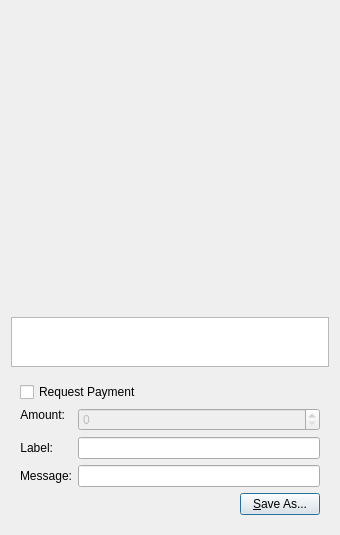
The window that src/qt/forms/qrcodedialog.ui (VegasCoin/vegascoin) describes before a commit, drawn with Qt 5.
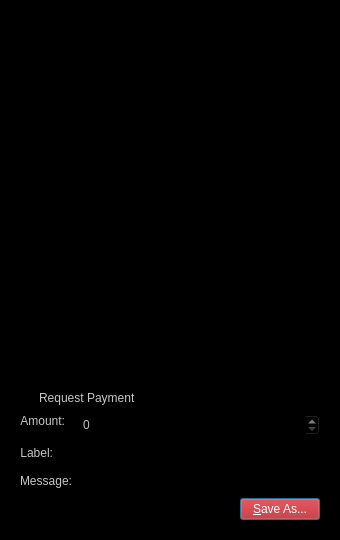
The same window after the commit. Custom widgets are drawn as their Qt base class.

Commit message: Updated forms to black background

Diff of the .ui file:
```diff
--- a/src/qt/forms/qrcodedialog.ui
+++ b/src/qt/forms/qrcodedialog.ui
@@ -7,12 +7,16 @@
     <x>0</x>
     <y>0</y>
     <width>340</width>
-    <height>530</height>
+    <height>540</height>
    </rect>
   </property>
   <property name="windowTitle">
    <string>QR Code Dialog</string>
   </property>
+  <property name="styleSheet">
+   <string notr="true">color: rgb(198, 198, 198);
+background-color: rgb(0, 0, 0);</string>
+  </property>
   <layout class="QVBoxLayout" name="verticalLayout_3">
    <item>
     <widget class="QLabel" name="lblQRCode">
@@ -171,6 +175,11 @@
         </item>
         <item>
          <widget class="QPushButton" name="btnSaveAs">
+          <property name="styleSheet">
+           <string notr="true">font: bold 9pt &quot;Sans Serif&quot;;
+color: rgb(255, 255, 255);
+background-color: rgb(183, 13, 13);</string>
+          </property>
           <property name="text">
            <string>&amp;Save As...</string>
           </property>
```
Left out of the diff: 1 changed line with no effect on the pictures. The commit also changes 11 other files.
